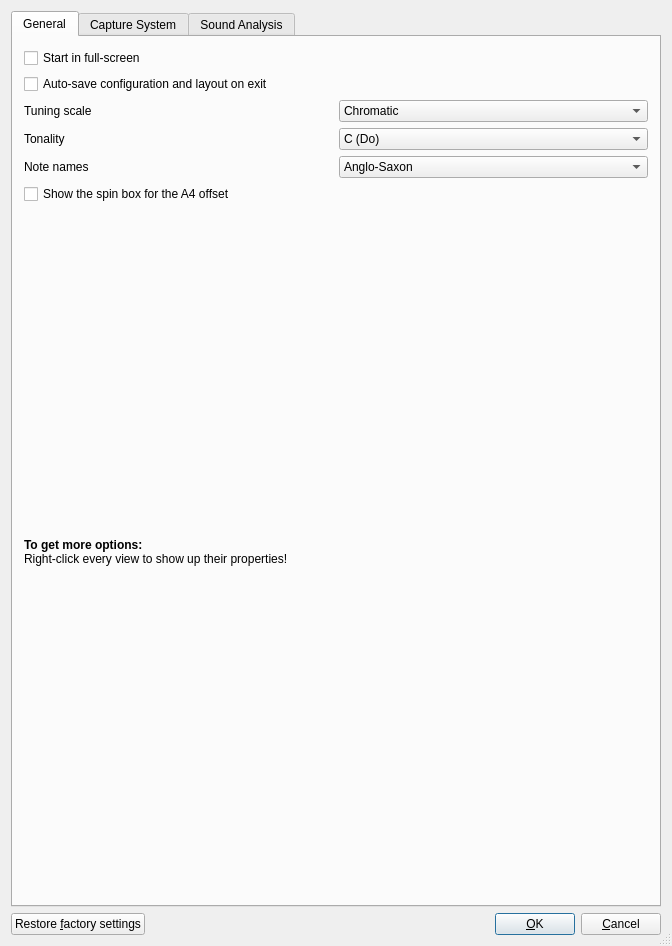
Before: the Qt Designer form ui/ConfigForm.ui in gillesdegottex/fmit, drawn with Qt 5.
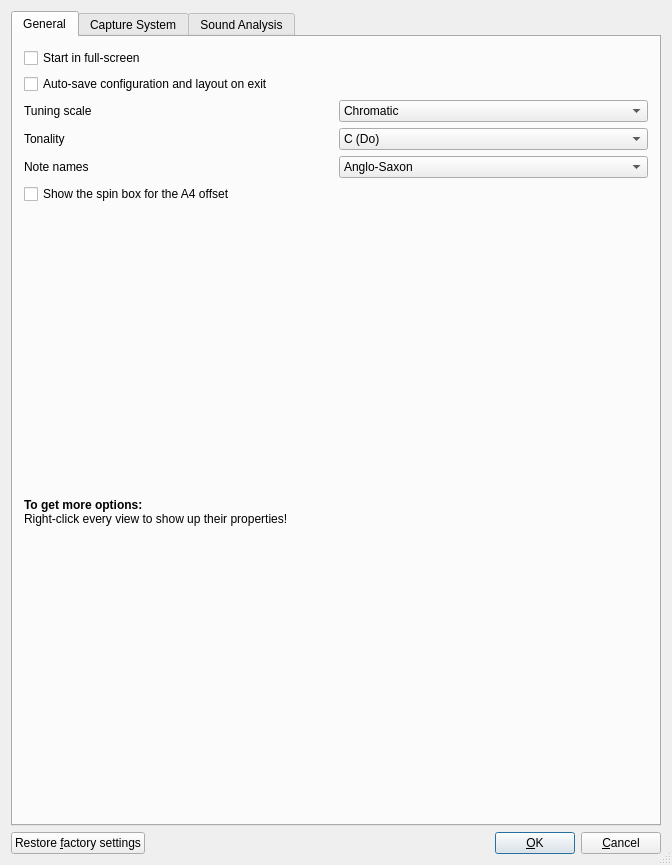
After: the same form once the commit is applied. The open tabs and pages were chosen to show the change. Icons and pictures are not drawn.

```diff
--- a/ui/ConfigForm.ui
+++ b/ui/ConfigForm.ui
@@ -7,7 +7,7 @@
     <x>0</x>
     <y>0</y>
     <width>672</width>
-    <height>946</height>
+    <height>799</height>
    </rect>
   </property>
   <property name="windowTitle">
```
Left out of the diff: 2 changed lines with no effect on the pictures.
